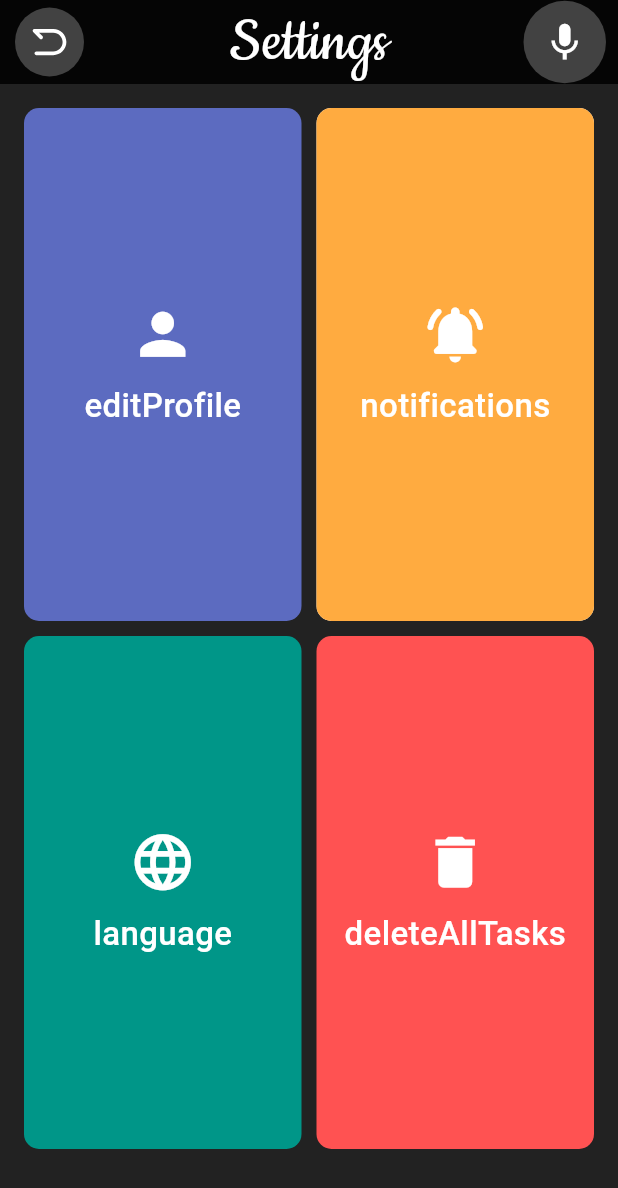
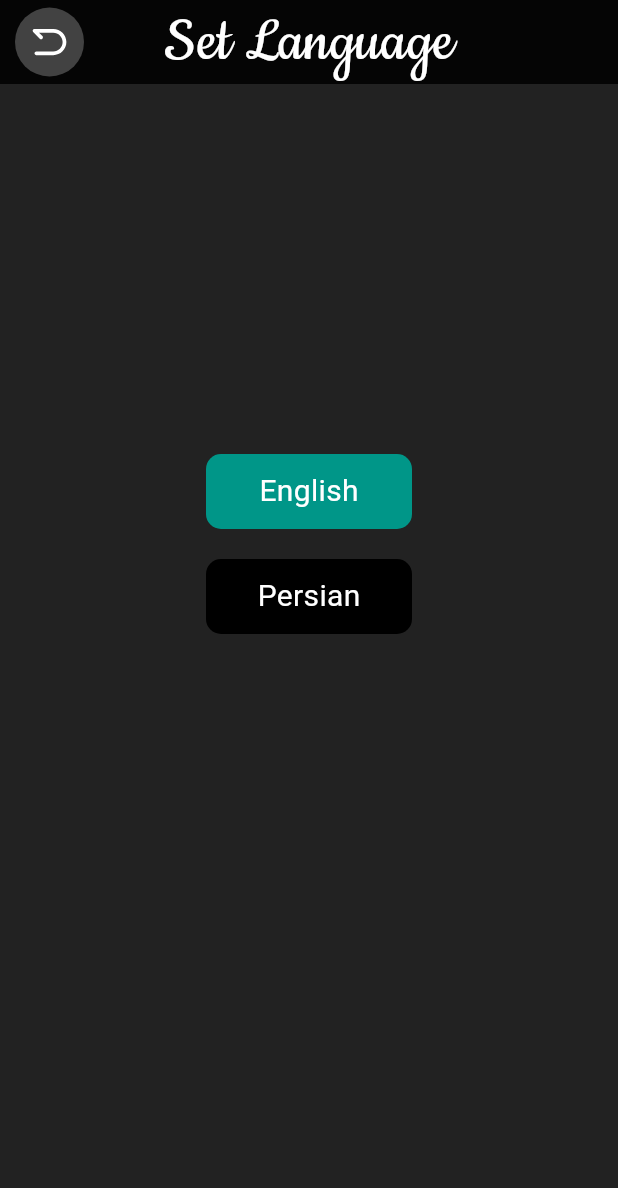
Before and after one commit to unclegenson/Daily_tasks_GetX, a Flutter app: the SettingsScreen screen opened directly, after a tap on "language", on a phone screen of 412 x 824 dp. Shown: the top 1188 px of the screen. Run offline on Flutter 3.47's test engine with Material 3 defaults, Android fonts, the light colour scheme and no system bars; our stand-ins replace awesome_notifications, dropdown_button2, flutter_svg, get, hive, image_picker and 2 more; missing offline and left inert: bottom_picker, flutter_material_color_picker, panara_dialogs; accounts and stored records are empty.

Commit message:
create language screen

```diff
--- a/lib/screens/language_screen.dart
+++ b/lib/screens/language_screen.dart
@@ -0,0 +1,101 @@
+import 'package:daily_tasks_getx/widgets/widgets.dart';
+import 'package:flutter/material.dart';
+import 'package:get/get.dart';
+import 'package:shared_preferences/shared_preferences.dart';
+
+int selectedLang = 0;
+List langs = [
+  'English',
+  'Persian',
+];
+void setLanguage(String lang) async {
+  SharedPreferences prefLanguage = await SharedPreferences.getInstance();
+  prefLanguage.setString("language", lang);
+  // setState(() {
+  //   language = lang;
+  // });
+}
+
+class LanguageScreen extends StatelessWidget {
+  const LanguageScreen({super.key});
+
+  @override
+  Widget build(BuildContext context) {
+    return Scaffold(
+      backgroundColor: Colors.black87,
+      appBar: AppBarWidget(
+        action: false,
+        back: true,
+        titleText: "Set Language",
+        svgIcon: 'assets/back2.svg',
+        fontSize: 46,
+      ),
+      body: Row(
+        mainAxisAlignment: MainAxisAlignment.center,
+        children: [
+          Column(
+            mainAxisAlignment: MainAxisAlignment.spaceEvenly,
+            children: [
+              SizedBox(
+                height: Get.height / 5,
+              ),
+              SizedBox(
+                height: Get.height / 3,
+                width: Get.width - 40,
+                child: ListView.separated(
+                  separatorBuilder: (context, index) {
+                    return const SizedBox(
+                      height: 20,
+                    );
+                  },
+                  itemCount: 2,
+                  itemBuilder: (context, index) {
+                    return Row(
+                      mainAxisAlignment: MainAxisAlignment.center,
+                      children: [
+                        GestureDetector(
+                          onTap: () {
+                            // setState(() {
+                            //   selectedLang = index;
+                            //   if (index == 0) {
+                            //     setLanguage('en');
+                            //     Navigator.pop(context);
+                            //   } else {
+                            //     setLanguage('fa');
+                            //     Navigator.pop(context);
+                            //   }
+                            // });
+                          },
+                          child: Container(
+                            height: 50,
+                            width: Get.width / 3,
+                            decoration: BoxDecoration(
+                              color: selectedLang == index
+                                  ? Colors.teal
+                                  : Colors.black,
+                              borderRadius: BorderRadius.circular(10),
+                            ),
+                            child: Center(
+                              child: Text(
+                                langs[index],
+                                style: const TextStyle(
+                                    color: Colors.white, fontSize: 20),
+                              ),
+                            ),
+                          ),
+                        )
+                      ],
+                    );
+                  },
+                ),
+              ),
+              SizedBox(
+                height: Get.height / 5,
+              ),
+            ],
+          ),
+        ],
+      ),
+    );
+  }
+}
--- a/lib/screens/settings_screen.dart
+++ b/lib/screens/settings_screen.dart
@@ -3,6 +3,7 @@
 // import 'package:daily_tasks/screens/notitfications.dart';
 // import 'package:daily_tasks/widgets/app_widgets.dart';
 import 'package:daily_tasks_getx/screens/edit_profile.dart';
+import 'package:daily_tasks_getx/screens/language_screen.dart';
 import 'package:daily_tasks_getx/widgets/widgets.dart';
 import 'package:flutter/material.dart';
 import 'package:get/get.dart';
@@ -119,14 +120,7 @@ class SettingsScreen extends StatelessWidget {
             if (index == 2) {
               return GestureDetector(
                 onTap: () {
-                  // Navigator.push(
-                  //   context,
-                  //   MaterialPageRoute(
-                  //     builder: (context) {
-                  //       return const LanguageScreen();
-                  //     },
-                  //   ),
-                  // );
+                  Get.to(() => LanguageScreen());
                 },
                 child: Container(
                   width: Get.width / 2,
```
